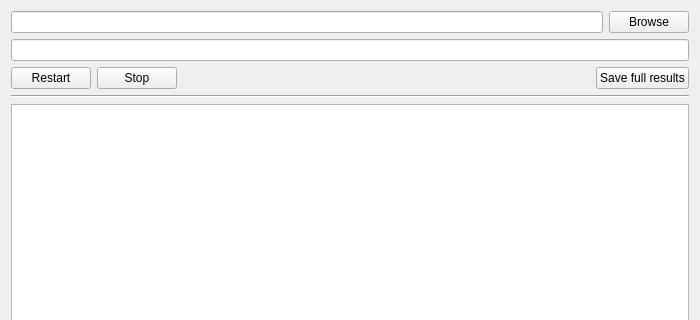
Before: the Qt Designer form mainwindow.ui in lipoponi/laughing-waffle, drawn with Qt 5; both pictures show x 0 to 700 and y 0 to 320 of the 700 by 500 pixel window.
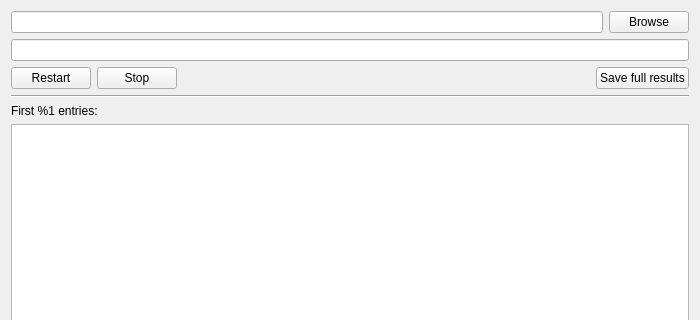
After: the same form once the commit is applied.

Commit message: Add clarifying label

```diff
--- a/mainwindow.ui
+++ b/mainwindow.ui
@@ -79,6 +79,13 @@
       </property>
      </widget>
     </item>
+    <item>
+     <widget class="QLabel" name="label_forList">
+      <property name="text">
+       <string>First %1 entries:</string>
+      </property>
+     </widget>
+    </item>
     <item>
      <widget class="QTextBrowser" name="textBrowser">
       <property name="font">
```
The commit also changes 1 other file.
